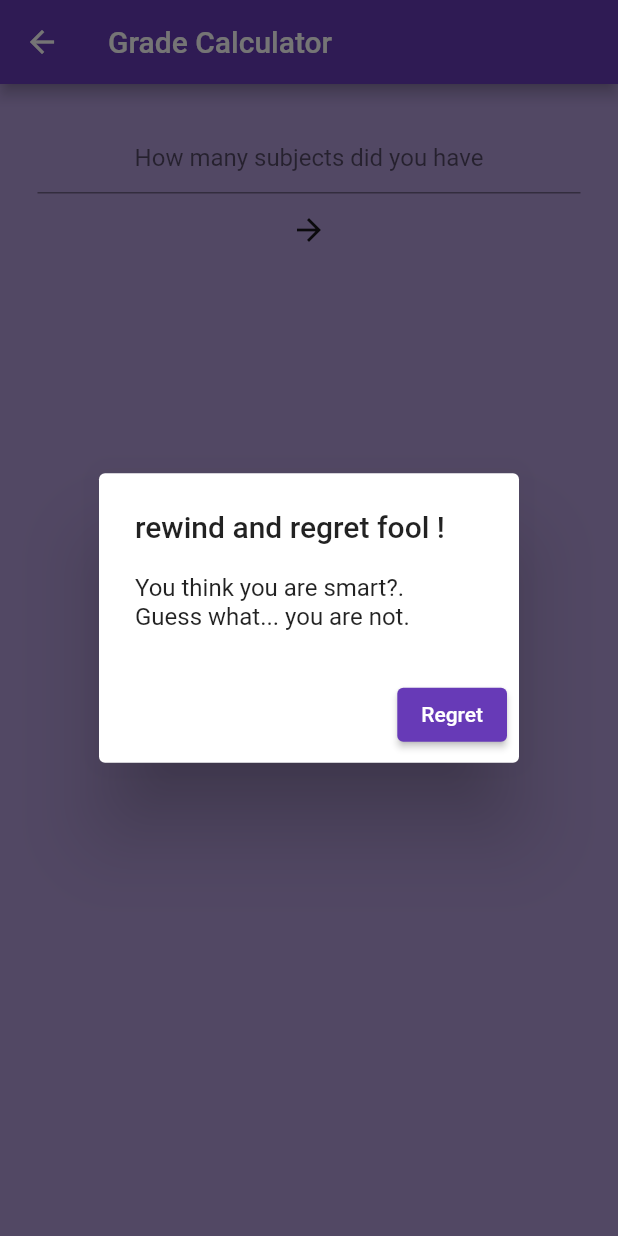
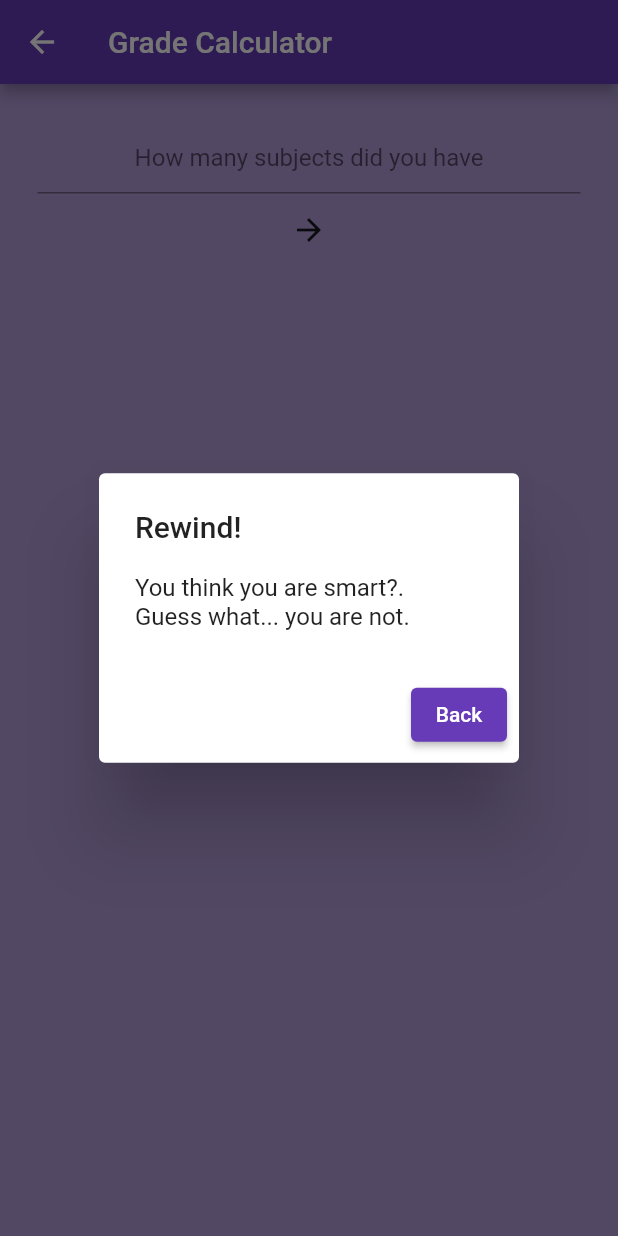
Before and after one commit to eceyurtseven/technovation_2023, a Flutter app: the GPA screen opened directly, after a tap on the "arrow forward" icon, on a phone screen of 412 x 824 dp. Run offline on Flutter 3.47's test engine with Material 2 defaults, Android fonts, the phone set to English and light mode, and no system bars; our stand-ins replace audioplayers, cloud_firestore, firebase_auth, firebase_core, flutter_heatmap_calendar, flutter_screenutil and 5 more; missing offline and left inert: flash_card; accounts and stored records are empty.

Commit message:
minor error fixes

```diff
--- a/lib/other_pages/grade_calculator/gpapage.dart
+++ b/lib/other_pages/grade_calculator/gpapage.dart
@@ -64,7 +64,7 @@ class GPAState extends State<GPA>{
     barrierDismissible: false, // user must tap button!
     builder: (BuildContext context) {
       return new AlertDialog(
-        title: new Text('rewind and regret fool !'),
+        title: new Text('Rewind!'),
         content: new SingleChildScrollView(
           child: new ListBody(
             children: <Widget>[
@@ -75,7 +75,7 @@ class GPAState extends State<GPA>{
         ),
         actions: <Widget>[
           new ElevatedButton(
-            child: new Text('Regret'),
+            child: new Text('Back'),
             onPressed: () {
               Navigator.of(context).pop();
             },
```
